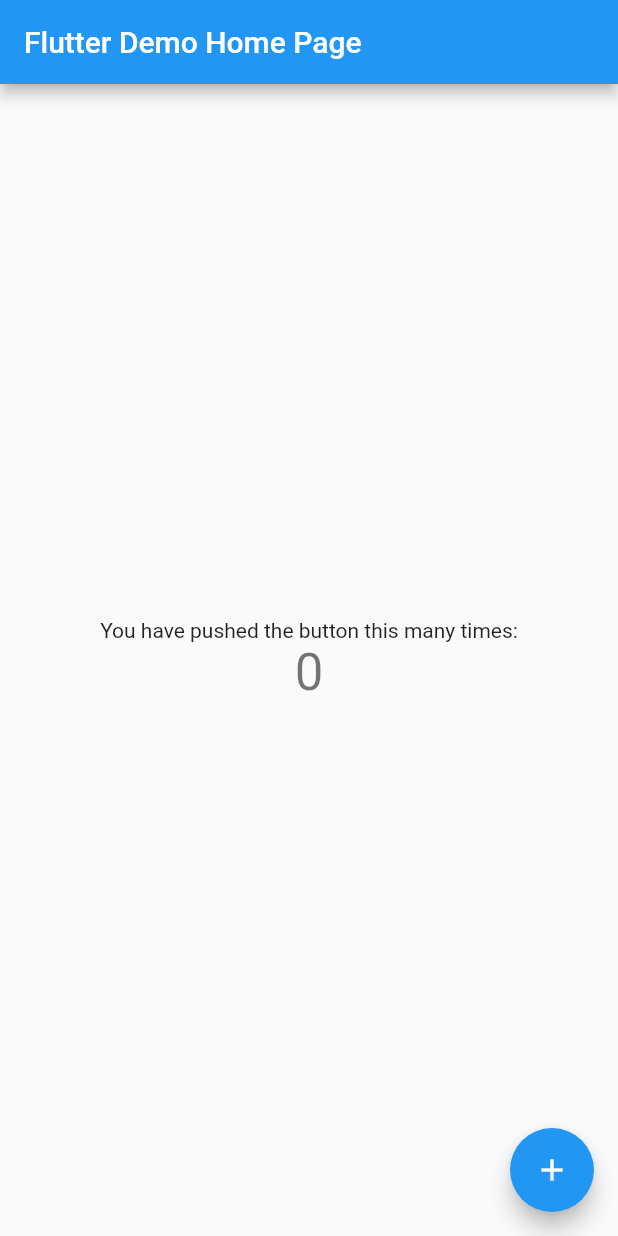
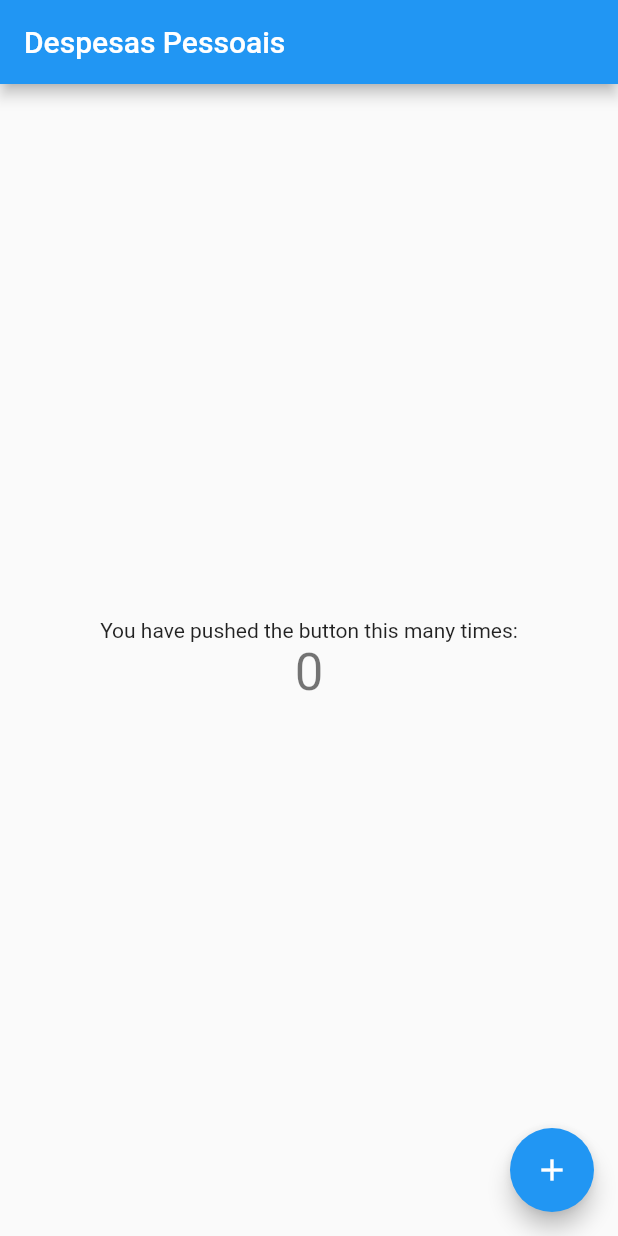
Before and after one commit to evandroags/expenses, a Flutter app: the screen it shows after launch, on a phone screen of 412 x 824 dp. Run offline on Flutter 3.47's test engine with Material 2 defaults, Android fonts, the phone set to English and light mode, and no system bars.

Commit message:
second commit

```diff
--- a/lib/main.dart
+++ b/lib/main.dart
@@ -26,7 +26,7 @@ class MyApp extends StatelessWidget {
         // closer together (more dense) than on mobile platforms.
         visualDensity: VisualDensity.adaptivePlatformDensity,
       ),
-      home: MyHomePage(title: 'Flutter Demo Home Page'),
+      home: MyHomePage(title: 'Despesas Pessoais'),
     );
   }
 }
```
